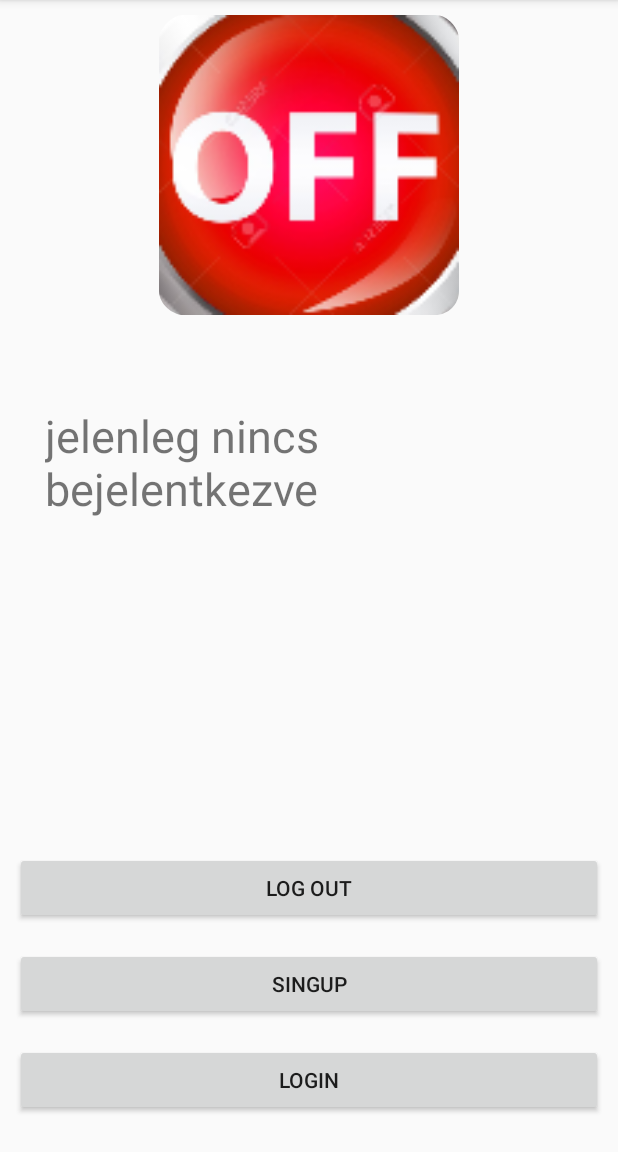
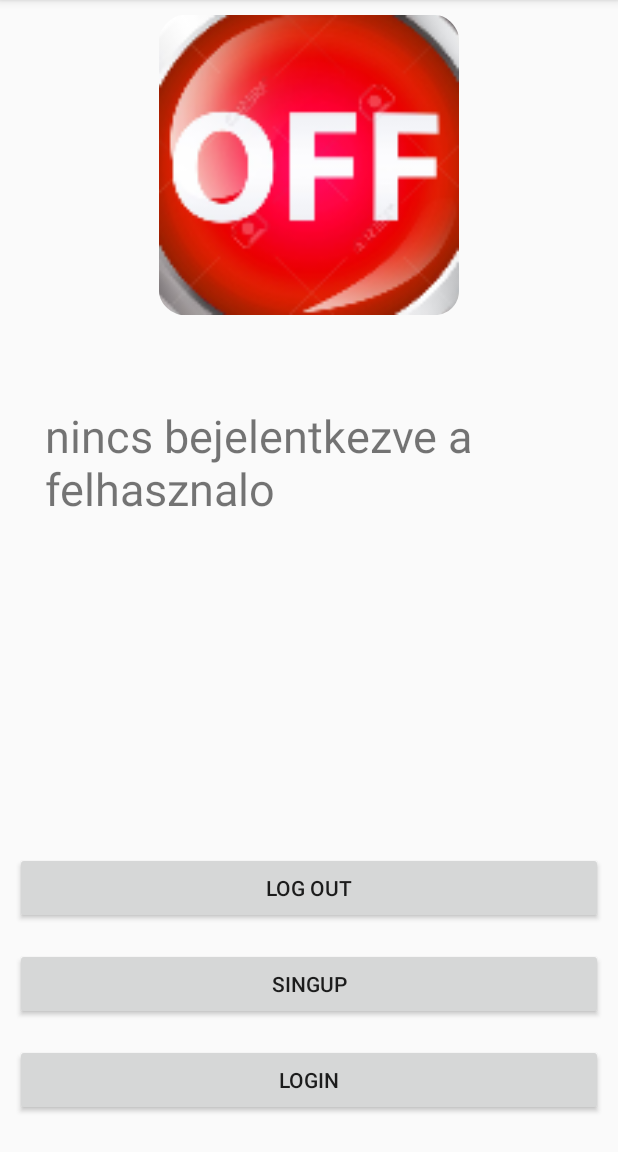
Before and after one commit to dflehel/datacollectorAndroid, an Android app: the screen it shows after launch (MainActivity), on a phone screen of 412 x 824 dp, the part 84-1236 px from its top. Run offline under Robolectric (Android 15) with nearby library versions, the phone set to English and light mode, and no system bars; our stand-ins replace Firebase (no records; nobody signed in at launch, a user with empty details on screens opened directly); libraries missing offline, so code that uses them is left out: org.apache.kafka; 7 statements that could not run were skipped.

Commit message:
mai utolso komit

```diff
--- a/app/src/main/AndroidManifest.xml
+++ b/app/src/main/AndroidManifest.xml
@@ -21,9 +21,9 @@
         android:roundIcon="@mipmap/ic_launcher_round"
         android:supportsRtl="true"
         android:theme="@style/AppTheme">
-        <activity android:name=".Signup"></activity>
-        <activity android:name=".Log_ing" />
-        <activity android:name=".MainActivity">
+        <activity android:name=".Signup" android:screenOrientation="portrait"></activity>
+        <activity android:name=".Log_ing" android:screenOrientation="portrait"/>
+        <activity android:name=".MainActivity" android:screenOrientation="portrait">
             <intent-filter>
                 <action android:name="android.intent.action.MAIN" />
 
--- a/app/src/main/java/hu/obuda/university/mibanddatacolector/MainActivity.java
+++ b/app/src/main/java/hu/obuda/university/mibanddatacolector/MainActivity.java
@@ -228,7 +228,16 @@ public class MainActivity extends AppCompatActivity {
     protected void onStart()
     {
         super.onStart();
-
+        FirebaseAuth  mAuth = FirebaseAuth.getInstance();
+        FirebaseUser currentUser = mAuth.getCurrentUser();
+        if (currentUser != null){
+            this.imageView.setImageResource(R.mipmap.ic_on_round);
+            this.textView.setText(" Mukodik ");
+        }
+        else{
+            this.imageView.setImageResource(R.mipmap.ic_off_round);
+            this.textView.setText("nincs bejelentkezve a felhasznalo");
+        }
         Toast.makeText(getApplicationContext(),"Now onStart() calls", Toast.LENGTH_LONG).show(); //onStart Called
       //  this.c.produce();
     }
```
Also changed, not shown: app/src/main/java/hu/obuda/university/mibanddatacolector/Signup.java (+42 -0 lines).
